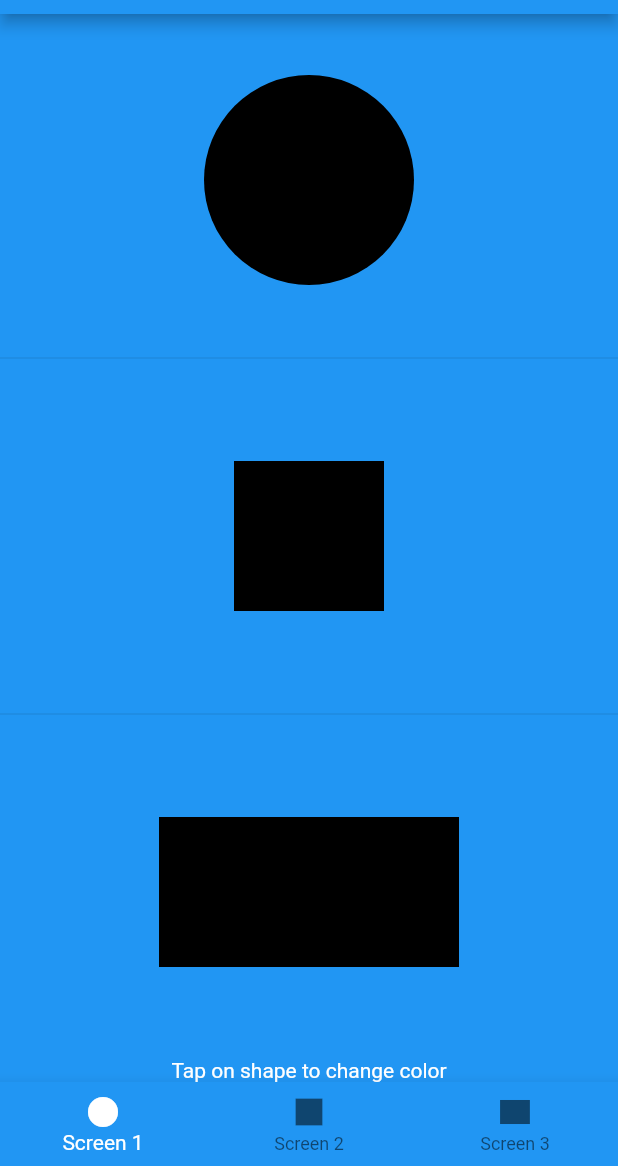
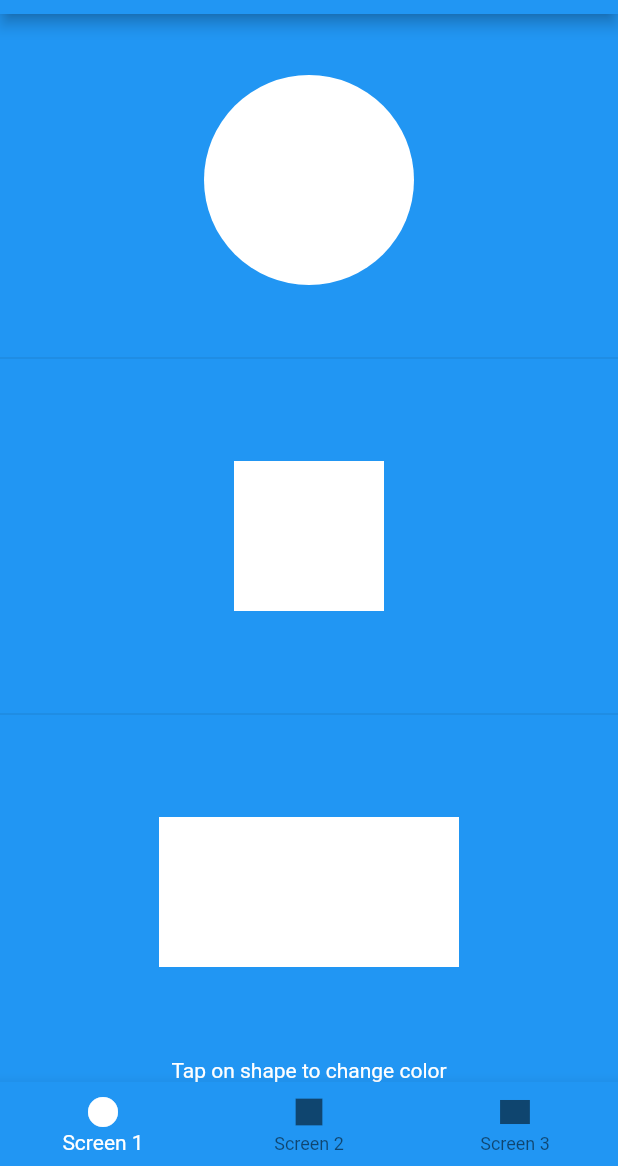
Before and after one commit to sourav-singh-rawat/creatwise_assignment, a Flutter app: the screen it shows after launch, after a tap on the "sunny" icon, on a phone screen of 412 x 824 dp, the part 70-1236 px from its top. Run offline on Flutter 3.47's test engine with Material 2 defaults, Android fonts, the phone set to English and light mode, and no system bars; our stand-ins replace flutter_riverpod.

Commit message:
added feature to change figures color allong with theme change

```diff
--- /dev/null
+++ b/lib/contants/constants.dart
@@ -0,0 +1 @@
+const cwAppTitle = "CredWise Switcher";
--- a/lib/data/figures/circle.dart
+++ b/lib/data/figures/circle.dart
@@ -5,6 +5,7 @@ part of '../amenities.dart';
 final circleAmenityImplStateProvider = StateNotifierProvider<_CircleAmenityImplStateController, _CircleState>(
   (ref) {
     final stateController = _CircleAmenityImplStateController();
+    stateController.initState();
     return stateController;
   },
 );
@@ -37,6 +38,12 @@ class _CircleState {
 class _CircleAmenityImplStateController extends StateNotifier<_CircleState> implements FigureAmenity {
   _CircleAmenityImplStateController() : super(_CircleState.initState());
 
+  void initState() {
+    CWAppX.globalProviderScope.listen<CWThemeState>(CWAppX.theme.current, (previous, next) {
+      onColorChanged(next.colors.secoundary);
+    });
+  }
+
   @override
   Color get color => state.color;
 
--- a/lib/data/figures/rectangle.dart
+++ b/lib/data/figures/rectangle.dart
@@ -5,6 +5,9 @@ part of '../amenities.dart';
 final rectangleAmenityImplStateProvider = StateNotifierProvider<_RectangleAmenityImplStateController, _RectangleState>(
   (ref) {
     final stateController = _RectangleAmenityImplStateController();
+
+    stateController.initState();
+
     return stateController;
   },
 );
@@ -37,6 +40,12 @@ class _RectangleState {
 class _RectangleAmenityImplStateController extends StateNotifier<_RectangleState> implements FigureAmenity {
   _RectangleAmenityImplStateController() : super(_RectangleState.initState());
 
+  void initState() {
+    CWAppX.globalProviderScope.listen<CWThemeState>(CWAppX.theme.current, (previous, next) {
+      onColorChanged(next.colors.secoundary);
+    });
+  }
+
   @override
   Color get color => state.color;
 
--- a/lib/data/figures/square.dart
+++ b/lib/data/figures/square.dart
@@ -5,6 +5,9 @@ part of '../amenities.dart';
 final squareAmenityImplStateProvider = StateNotifierProvider<_SquareAmenityImplStateController, _SquareState>(
   (ref) {
     final stateController = _SquareAmenityImplStateController();
+
+    stateController.initState();
+
     return stateController;
   },
 );
@@ -37,6 +40,12 @@ class _SquareState {
 class _SquareAmenityImplStateController extends StateNotifier<_SquareState> implements FigureAmenity {
   _SquareAmenityImplStateController() : super(_SquareState.initState());
 
+  void initState() {
+    CWAppX.globalProviderScope.listen<CWThemeState>(CWAppX.theme.current, (previous, next) {
+      onColorChanged(next.colors.secoundary);
+    });
+  }
+
   @override
   Color get color => state.color;
 
--- a/lib/presentation/views/bottom_navigator/view.dart
+++ b/lib/presentation/views/bottom_navigator/view.dart
@@ -1,3 +1,4 @@
+import 'package:creatwise_assignment/contants/constants.dart';
 import 'package:creatwise_assignment/data/amenities.dart';
 import 'package:creatwise_assignment/presentation/app/app_extensions/app_extensions.dart';
 import 'package:creatwise_assignment/presentation/app/core_widgets/app_bar.dart';
@@ -26,7 +27,7 @@ class CWBottomNavigator extends ConsumerWidget {
       child: CWScaffold(
         appBar: CWAppBar(
           title: Text(
-            'CredWise Switcher',
+            cwAppTitle,
             style: TextStyle(
               color: currentTheme.colors.secoundary,
             ),
@@ -43,7 +44,6 @@ class CWBottomNavigator extends ConsumerWidget {
             ),
           ],
         ),
-        // backgroundColor: currentTheme.colors.secoundary,
         body: Column(
           children: [
             Expanded(
```
